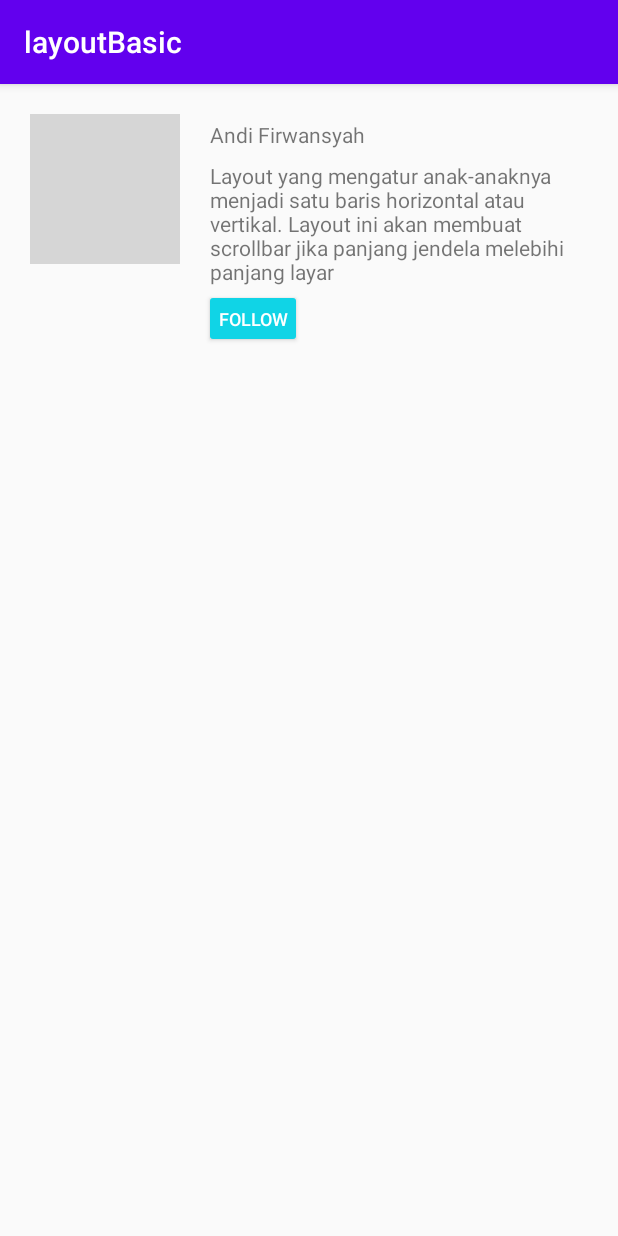
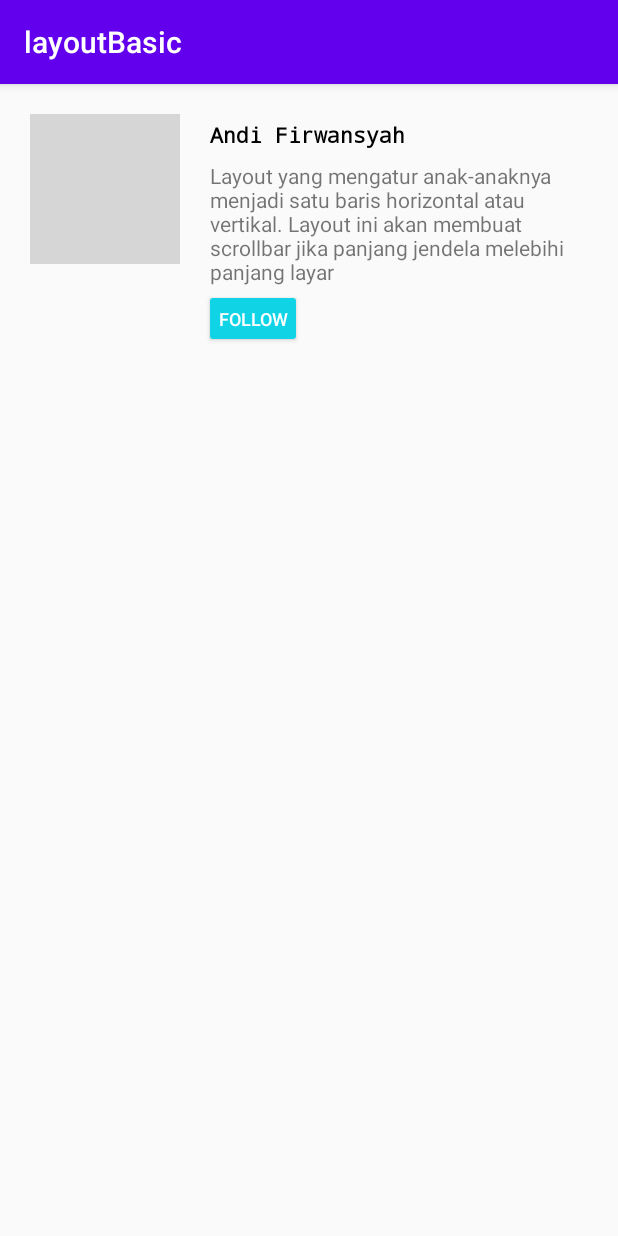
Before and after one commit to AndiWawanK/androidLayout, an Android app: the screen it shows after launch (MainActivity), on a phone screen of 412 x 824 dp. Run offline under Robolectric (Android 15) with nearby library versions, the phone set to English and light mode, and no system bars; grey boxes are pictures that could not be loaded.

Commit message:
initial commit

```diff
--- a/app/src/main/res/layout/activity_main.xml
+++ b/app/src/main/res/layout/activity_main.xml
@@ -22,7 +22,10 @@
         android:layout_height="wrap_content"
         android:layout_marginStart="20dp"
         android:layout_marginTop="4dp"
+        android:fontFamily="monospace"
         android:text="Andi Firwansyah"
+        android:textColor="#000000"
+        android:textStyle="bold"
         app:layout_constraintStart_toEndOf="@+id/imageView"
         app:layout_constraintTop_toTopOf="@+id/imageView" />
 
```
